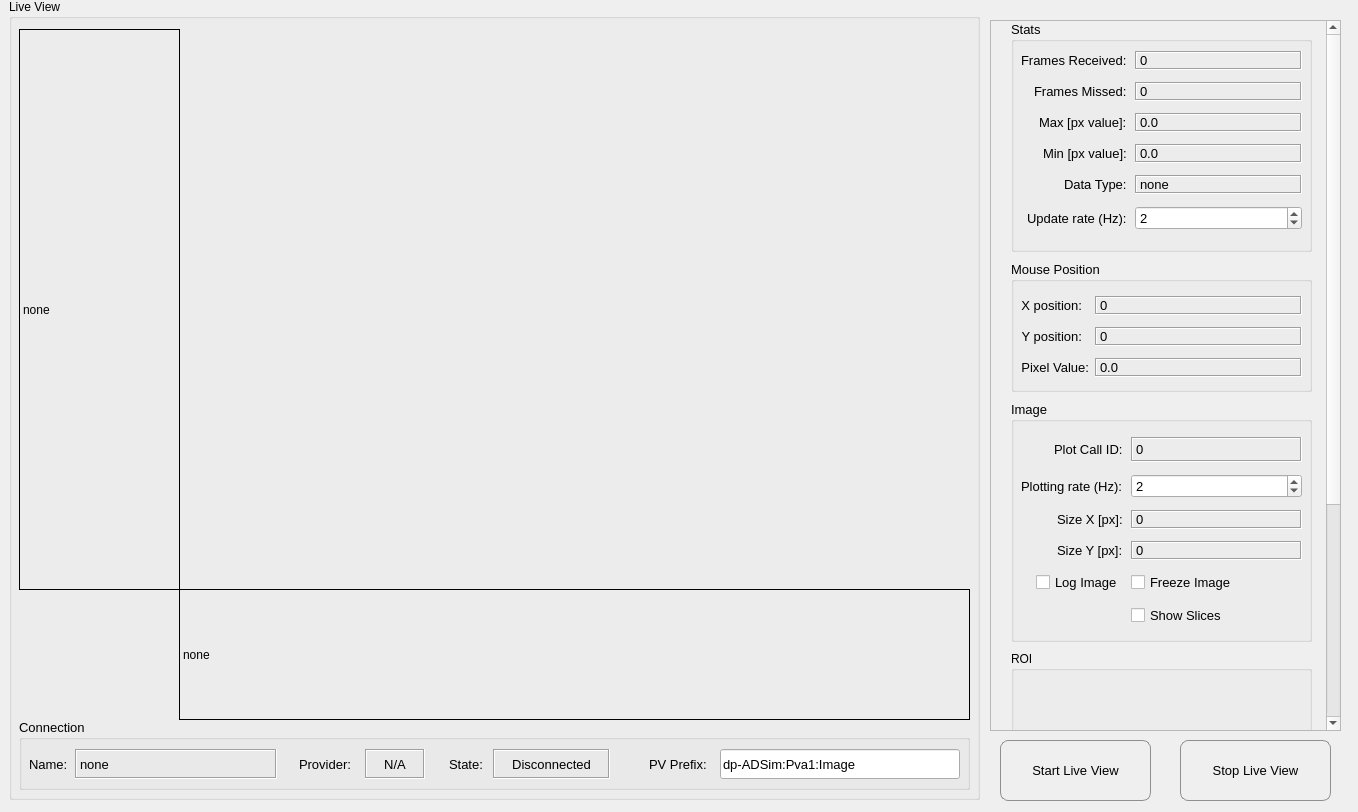
Old version of the form gui/imageshow.ui in the repository AdvancedPhotonSource/DashPVA.
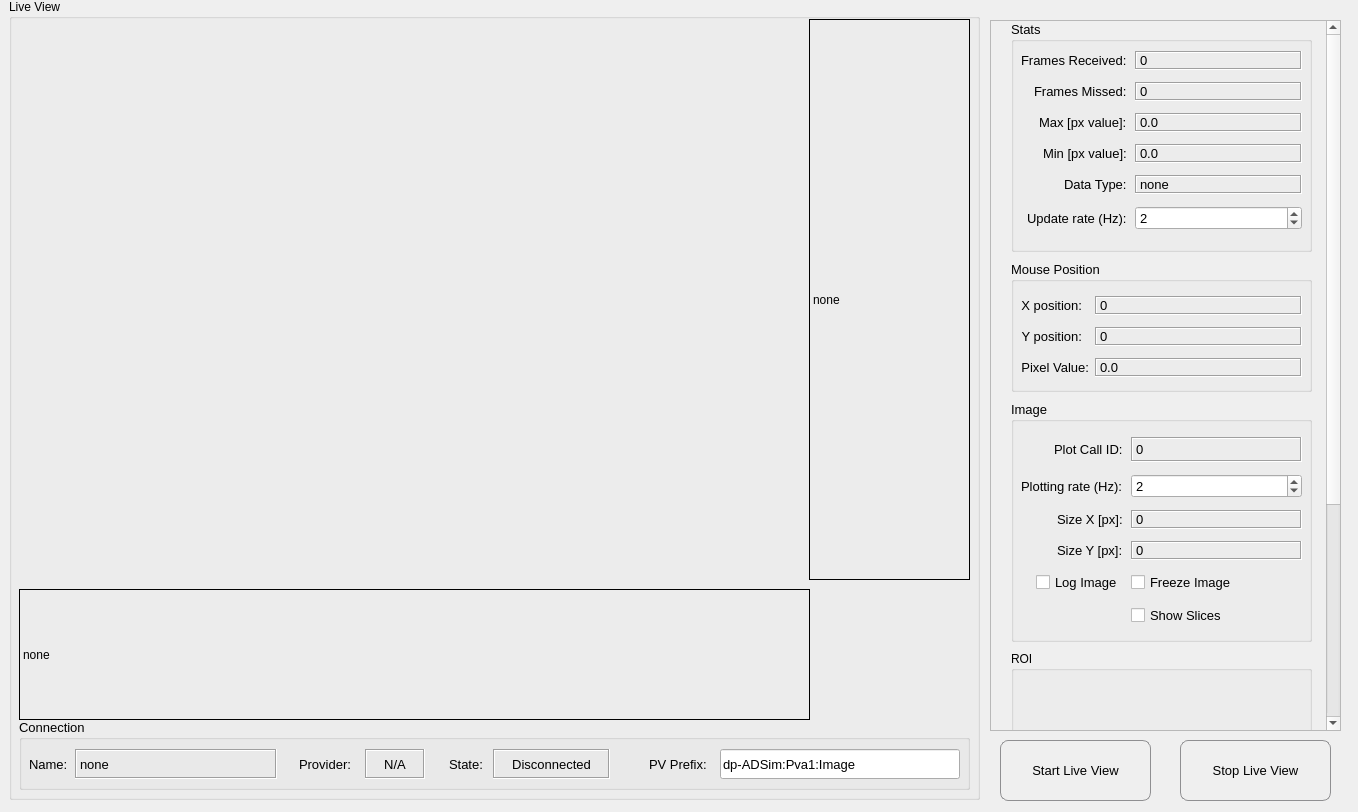
New version of the form. Custom widgets are drawn as their Qt base class.

Commit message: put labels, removed roi functionality, and added hpc-collector

Diff of the .ui file:
```diff
--- a/gui/imageshow.ui
+++ b/gui/imageshow.ui
@@ -38,34 +38,6 @@
     <property name="title">
      <string>Live View</string>
     </property>
-    <widget class="ImageView" name="image_view" native="true">
-     <property name="enabled">
-      <bool>true</bool>
-     </property>
-     <property name="geometry">
-      <rect>
-       <x>9</x>
-       <y>30</y>
-       <width>951</width>
-       <height>691</height>
-      </rect>
-     </property>
-     <property name="sizePolicy">
-      <sizepolicy hsizetype="Expanding" vsizetype="Expanding">
-       <horstretch>0</horstretch>
-       <verstretch>0</verstretch>
-      </sizepolicy>
-     </property>
-     <property name="minimumSize">
-      <size>
-       <width>521</width>
-       <height>521</height>
-      </size>
-     </property>
-     <property name="mouseTracking">
-      <bool>true</bool>
-     </property>
-    </widget>
     <widget class="QGroupBox" name="group_box_connection">
      <property name="geometry">
       <rect>
@@ -383,8 +355,8 @@
     <widget class="QLabel" name="img_view_vertical">
      <property name="geometry">
       <rect>
-       <x>10</x>
-       <y>30</y>
+       <x>800</x>
+       <y>20</y>
        <width>161</width>
        <height>561</height>
       </rect>
@@ -399,7 +371,7 @@
     <widget class="QLabel" name="img_view_horizonal">
      <property name="geometry">
       <rect>
-       <x>170</x>
+       <x>10</x>
        <y>590</y>
        <width>791</width>
        <height>131</height>
@@ -412,6 +384,17 @@
       <string>none</string>
      </property>
     </widget>
+    <widget class="QWidget" name="gridLayoutWidget_2">
+     <property name="geometry">
+      <rect>
+       <x>10</x>
+       <y>30</y>
+       <width>791</width>
+       <height>561</height>
+      </rect>
+     </property>
+     <layout class="QGridLayout" name="viewer_layout"/>
+    </widget>
    </widget>
    <widget class="QScrollArea" name="scrollArea">
     <property name="enabled">
@@ -502,7 +485,7 @@
          <x>10</x>
          <y>30</y>
          <width>281</width>
-         <height>191</height>
+         <height>193</height>
         </rect>
        </property>
        <layout class="QFormLayout" name="stats_layout">
@@ -1192,14 +1175,6 @@
    </widget>
   </widget>
  </widget>
- <customwidgets>
-  <customwidget>
-   <class>ImageView</class>
-   <extends>QWidget</extends>
-   <header>pyqtgraph</header>
-   <container>1</container>
-  </customwidget>
- </customwidgets>
  <resources/>
  <connections>
   <connection>
```
The commit also changes 4 other files.
